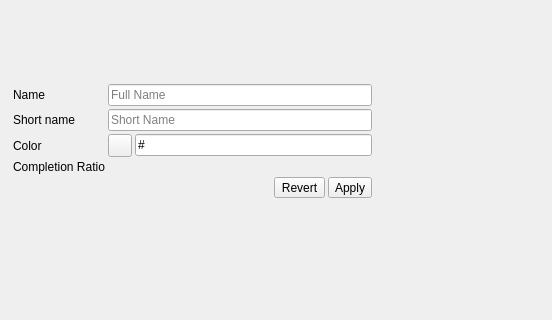
Above: src/stateeditwidget.ui from RxLaboratory/Ramses-Client before the change; both pictures show x 167 to 719 and y 0 to 320 of the 719 by 435 pixel window. Below: the same form after it.
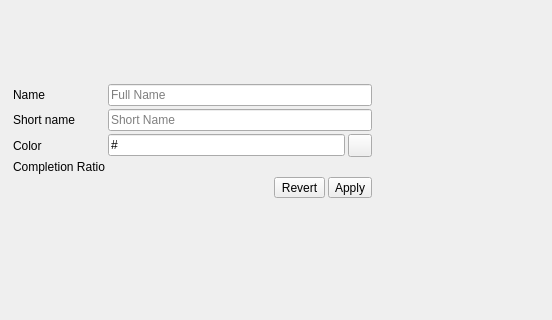
That is the form after the change. Icons and pictures are not drawn.

```diff
--- a/src/stateeditwidget.ui
+++ b/src/stateeditwidget.ui
@@ -174,6 +174,16 @@
        <property name="spacing">
         <number>3</number>
        </property>
+       <item>
+        <widget class="QLineEdit" name="colorEdit">
+         <property name="inputMask">
+          <string>\#HHHHHH</string>
+         </property>
+         <property name="placeholderText">
+          <string>#434343</string>
+         </property>
+        </widget>
+       </item>
        <item>
         <widget class="QToolButton" name="colorButton">
          <property name="text">
@@ -185,16 +195,6 @@
          </property>
         </widget>
        </item>
-       <item>
-        <widget class="QLineEdit" name="colorEdit">
-         <property name="inputMask">
-          <string>\#HHHHHH</string>
-         </property>
-         <property name="placeholderText">
-          <string>#434343</string>
-         </property>
-        </widget>
-       </item>
       </layout>
      </item>
     </layout>
```
